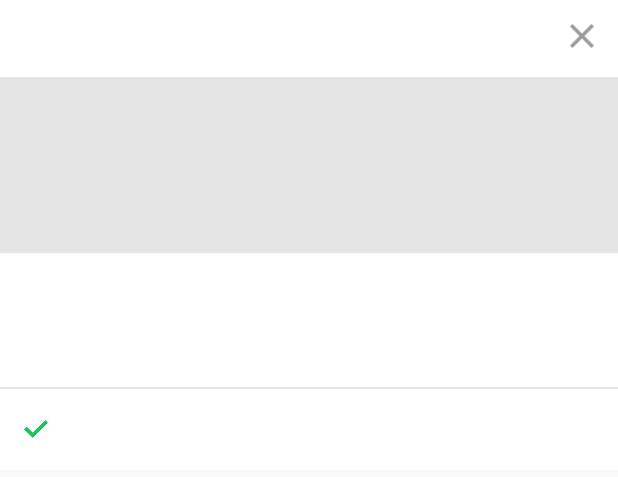
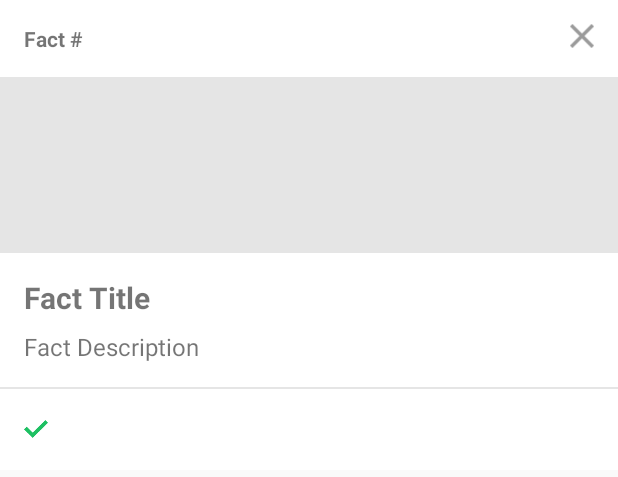
Before and after one commit to uwblueprint/foe-android, an Android app: the layout fact_view.xml on its own in the app's theme, with its tools: preview values and no code run, on a phone screen of 412 x 824 dp. Shown: the top 477 px of the screen. Run offline under Robolectric (Android 15) with nearby library versions, the phone set to English and light mode, and no system bars.

Commit message:
Addressing comments

```diff
--- a/BeeTracker/app/src/main/java/com/blueprint/foe/beetracker/Model/Fact.java
+++ b/BeeTracker/app/src/main/java/com/blueprint/foe/beetracker/Model/Fact.java
@@ -62,7 +62,7 @@ public class Fact {
         return this.mTitle.equals(that.mTitle)
                 && this.mDescription.equals(that.mDescription)
                 && this.mId == that.mId
-                && this.mCategory == that.mCategory
+                && this.mCategory.equals(that.mCategory)
                 && this.mCompleted == that.mCompleted;
     }
 }
--- a/BeeTracker/app/src/main/res/layout/activity_learn.xml
+++ b/BeeTracker/app/src/main/res/layout/activity_learn.xml
@@ -13,6 +13,6 @@
         android:layout_height="match_parent"
         android:layout_alignParentTop="true"
         android:layout_alignParentStart="true"
-        android:divider="@null"
-        android:dividerHeight="0dp"/>
+        android:divider="@android:color/transparent"
+        android:dividerHeight="@dimen/small_padding"/>
 </RelativeLayout>
--- a/BeeTracker/app/src/main/res/layout/fact_view.xml
+++ b/BeeTracker/app/src/main/res/layout/fact_view.xml
@@ -1,49 +1,35 @@
 <?xml version="1.0" encoding="utf-8"?>
-<LinearLayout xmlns:android="http://schemas.android.com/apk/res/android"
-    android:id="@+id/factView"
-    android:layout_width="match_parent"
-    android:layout_height="wrap_content"
-    android:orientation="vertical"
-    android:paddingBottom="@dimen/small_padding">
-
 <LinearLayout xmlns:android="http://schemas.android.com/apk/res/android"
     android:id="@+id/factViewContainer"
     android:layout_width="match_parent"
     android:layout_height="wrap_content"
     android:orientation="vertical"
     android:background="@color/white">
-
     <LinearLayout
         android:id="@+id/factTopBar"
         android:layout_width="match_parent"
         android:layout_height="match_parent"
-            android:orientation="horizontal"
-            >
+        android:orientation="horizontal">
         <TextView
             android:id="@+id/lblFactId"
             android:layout_width="wrap_content"
             android:layout_height="wrap_content"
-                android:textSize="14dp"
+            android:textSize="@dimen/fact_number_text_size"
             android:textStyle="bold"
             android:paddingLeft="@dimen/medium_padding"
             android:paddingTop="@dimen/medium_padding"
             android:paddingBottom="@dimen/medium_padding"
-                android:text=""
+            android:text="Fact #"
             android:layout_weight="1"/>
-            <LinearLayout
-                android:layout_width="wrap_content"
-                android:id="@+id/btnClose"
-                android:layout_height="wrap_content"
-                android:paddingLeft="@dimen/medium_padding"
-                android:paddingRight="@dimen/medium_padding"
-                android:paddingTop="@dimen/medium_padding"
-                android:paddingBottom="@dimen/medium_padding"
-                android:background="@color/white">
         <ImageView
             android:layout_width="@dimen/close_button_size"
             android:layout_height="@dimen/close_button_size"
+            android:layout_marginLeft="@dimen/medium_padding"
+            android:layout_marginRight="@dimen/medium_padding"
+            android:layout_marginTop="@dimen/medium_padding"
+            android:layout_marginBottom="@dimen/medium_padding"
+            android:id="@+id/btnClose"
             android:src="@drawable/icon_close"/>
-            </LinearLayout>
     </LinearLayout>
     <ImageView
         android:id="@+id/imgFactIllustration"
@@ -52,31 +38,26 @@
         android:layout_height="@dimen/fact_image_height"
         android:background="@color/mediumGrey"
         android:layout_marginBottom="@dimen/medium_padding"/>
-
-        <LinearLayout
+    <TextView
+        android:id="@+id/factTitle"
+        android:paddingLeft="@dimen/medium_padding"
+        android:paddingRight="@dimen/medium_padding"
         android:layout_width="match_parent"
         android:layout_height="wrap_content"
+        android:textSize="@dimen/fact_title_text_size"
+        android:textStyle="bold"
+        android:paddingBottom="@dimen/small_padding"
+        android:text="Fact Title" />
+    <TextView
+        android:id="@+id/factDescription"
         android:paddingLeft="@dimen/medium_padding"
         android:paddingRight="@dimen/medium_padding"
-            android:orientation="vertical"
-        >
-        <TextView
-            android:id="@+id/factTitle"
-            android:layout_width="match_parent"
-            android:layout_height="wrap_content"
-            android:textSize="20dp"
-            android:textStyle="bold"
-            android:paddingBottom="@dimen/small_padding"
-            android:text="" />
-        <TextView
-            android:id="@+id/factDescription"
         android:layout_width="match_parent"
         android:layout_height="wrap_content"
         android:paddingBottom="@dimen/medium_padding"
         android:layout_weight="1"
-            android:textSize="16dp"
-            android:text="" />
-        </LinearLayout>
+        android:textSize="@dimen/fact_description_text_size"
+        android:text="Fact Description" />
     <ImageView
         android:layout_width="match_parent"
         android:layout_height="@dimen/line_height"
@@ -89,9 +70,7 @@
         android:paddingLeft="@dimen/medium_padding"
         android:paddingRight="@dimen/medium_padding"
         android:paddingTop="@dimen/medium_padding"
-            android:paddingBottom="@dimen/medium_padding"
-
-            >
+        android:paddingBottom="@dimen/medium_padding">
         <ImageView
             android:id="@+id/iconCompleteCTA"
             android:layout_width="@dimen/medium_padding"
@@ -104,10 +83,8 @@
             android:layout_width="wrap_content"
             android:layout_height="wrap_content"
             android:textStyle="bold"
-                android:textSize="16dp"
+            android:textSize="@dimen/fact_completed_text_size"
             android:textColor="@color/grassGreen"
             android:text=""/>
     </LinearLayout>
-
 </LinearLayout>
-</LinearLayout>
--- a/BeeTracker/app/src/main/res/values/dimens.xml
+++ b/BeeTracker/app/src/main/res/values/dimens.xml
@@ -8,4 +8,8 @@
     <dimen name="fact_image_height">117dp</dimen>
     <dimen name="line_height">1dp</dimen>
     <dimen name="tiny_padding">4dp</dimen>
+    <dimen name="fact_number_text_size">14sp</dimen>
+    <dimen name="fact_title_text_size">20sp</dimen>
+    <dimen name="fact_description_text_size">16sp</dimen>
+    <dimen name="fact_completed_text_size">16sp</dimen>
 </resources>
```
Also changed, not shown: BeeTracker/app/src/main/java/com/blueprint/foe/beetracker/LearnActivity.java (+5 -5 lines), BeeTracker/app/src/main/java/com/blueprint/foe/beetracker/Model/FactsAdapter.java (+6 -5 lines). Lines whose indentation alone changed are shown as unchanged.
